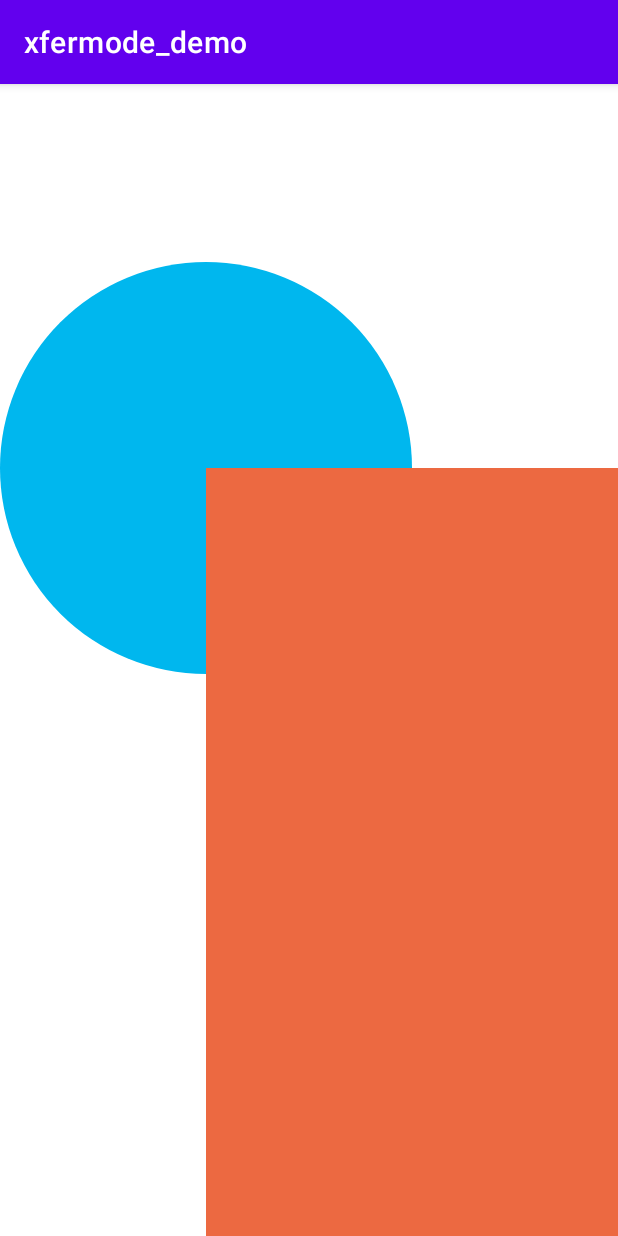
After one commit to RainyJiang22/xfermode_demo, an Android app: the DuffModeActivity screen opened directly, with no data from a screen before it, on a phone screen of 412 x 824 dp. The commit adds this screen. Run offline under Robolectric (Android 15) with nearby library versions, the phone set to English and light mode, and no system bars.

Commit message:
ADD:DuffModeView

```diff
--- a/app/src/main/AndroidManifest.xml
+++ b/app/src/main/AndroidManifest.xml
@@ -33,6 +33,11 @@
             android:name=".srcIn.SrcInTestActivity"
             android:exported="false"
             android:screenOrientation="portrait" />
+
+        <activity
+            android:name=".DuffModeActivity"
+            android:exported="false"
+            android:screenOrientation="portrait" />
     </application>
 
 </manifest>
--- /dev/null
+++ b/app/src/main/java/com/base/xfermode_demo/DuffModeActivity.kt
@@ -0,0 +1,75 @@
+package com.base.xfermode_demo
+
+import android.graphics.PorterDuff
+import android.os.Bundle
+import com.base.xfermode_demo.base.BaseActivity
+import com.base.xfermode_demo.databinding.ActivityDuffModeViewBinding
+
+/**
+ * @author jiangshiyu
+ * @date 2022/7/13
+ */
+class DuffModeActivity : BaseActivity<ActivityDuffModeViewBinding>() {
+    override fun init(savedInstanceState: Bundle?) {
+
+
+        //Clear模式
+        //看到蓝色(DST)与红色(SRC)相交的区域，蓝色部分也一并被清除掉，
+        // 也就是交集区域透明度和色值均为0，
+        // 因此此时的SRC就类似是一块“橡皮擦”的效果
+        //   binding?.duffView?.setPorterMode(PorterDuff.Mode.CLEAR)
+
+        //DARKEN模式，比较深色的会覆盖浅色的
+        //binding?.duffView?.setPorterMode(PorterDuff.Mode.DARKEN)
+
+        //DST模式，顾名思义就是只剩下DST目标图,最终的效果只剩下DST图了，也就是交集区域只显示DST的透明度和色值
+        //binding?.duffView?.setPorterMode(PorterDuff.Mode.DST)
+
+        //DST_ATOP模式,在交集的区域显示DST图的色值，不相交的区域只显示SRC的部分
+        //binding?.duffView?.setPorterMode(PorterDuff.Mode.DST_ATOP)
+
+        //DST_IN模式，只在交集的区域有颜色和透明值的显示，且显示的是DST图的部分，这是因为在两者相交的区域，Sa不为0，所以Sa*Da显示DST的透明度，Sa*Dc显示DST的色值，在相交之外的区域，要么是Sa为0，要么是Da为0，
+        // 所以这些区域计算出来的结果都是[0,0]，绘制区域收到原来SRC源图像的透明度影响，如果相交区域Sa是透明的则绘制出来的图像也是透明的
+        //binding?.duffView?.setPorterMode(PorterDuff.Mode.DST_IN)
+
+
+        //DST_OUT模式，在两者不相交的区域绘制目标图，如果源图像的透明度为0的时候才绘制，不为0不绘制
+        //binding?.duffView?.setPorterMode(PorterDuff.Mode.DST_OUT)
+
+        //DST_OVER模式，相当于目标图盖住了源图像
+        //binding?.duffView?.setPorterMode(PorterDuff.Mode.DST_OVER)
+
+        //Lighten模式,浅色覆盖深色，会呈现出变亮的效果
+        // binding?.duffView?.setPorterMode(PorterDuff.Mode.LIGHTEN)
+
+        //MULTIPLY模式只在相交区域，其他区域均由于Sa=0或者Da=0导致透明度为0，色值为SRC和DST的色值相乘后的结果
+        //binding?.duffView?.setPorterMode(PorterDuff.Mode.MULTIPLY)
+
+        //OVERLAY模式 相当于叠加，但又不完全覆盖
+        //binding?.duffView?.setPorterMode(PorterDuff.Mode.OVERLAY)
+
+        //SCREEN模式相当于滤色，取了两者较白的部分混合而成的效果
+        //binding?.duffView?.setPorterMode(PorterDuff.Mode.SCREEN)
+
+        //XOR模式 在源图像和目标图像相交的地方之外绘制它们，在相交的地方受到对应alpha和色值影响，如果完全不透明则相交处完全不绘制
+        //binding?.duffView?.setPorterMode(PorterDuff.Mode.XOR)
+
+        //SRC模式，只绘制源图像
+//        binding?.duffView?.setPorterMode(PorterDuff.Mode.SRC)
+
+        //SRC_IN模式，只在源图像和目标图像相交的地方绘制【源图像】
+        //binding?.duffView?.setPorterMode(PorterDuff.Mode.SRC_IN)
+
+        //SRC_OUT模式，只在源图像和目标图像不相交的地方绘制【源图像】，相交的地方根据目标图像的对应地方的alpha进行过滤，
+        // 目标图像完全不透明则完全过滤，完全透明则不过滤
+        //binding?.duffView?.setPorterMode(PorterDuff.Mode.SRC_OUT)
+
+        //SRC_ATOP模式，在源图像和目标图像相交的地方绘制【源图像】，在不相交的地方绘制则完全过滤
+        //binding?.duffView?.setPorterMode(PorterDuff.Mode.SRC_ATOP)
+
+        //SRC_OVER模式，将源图像放到目标图像上方
+        binding?.duffView?.setPorterMode(PorterDuff.Mode.SRC_OVER)
+
+
+    }
+}
--- /dev/null
+++ b/app/src/main/java/com/base/xfermode_demo/DuffModeView.kt
@@ -0,0 +1,94 @@
+package com.base.xfermode_demo
+
+import android.content.Context
+import android.graphics.Bitmap
+import android.graphics.Canvas
+import android.graphics.Color
+import android.graphics.Paint
+import android.graphics.PorterDuff
+import android.graphics.PorterDuffXfermode
+import android.graphics.Rect
+import android.util.AttributeSet
+import android.view.View
+import androidx.annotation.Nullable
+
+
+/**
+ * @author jiangshiyu
+ * @date 2022/7/13
+ */
+class DuffModeView(context: Context?, attrs: AttributeSet?, defStyleAttr: Int) :
+    View(context, attrs, defStyleAttr) {
+    private var paint: Paint? = null
+    private var mWidth = 0
+    private var mHeight = 0
+    private var srcBm: Bitmap? = null
+    private var dstBm: Bitmap? = null
+
+
+    //混合模式
+    private var duffXMode = PorterDuffXfermode(PorterDuff.Mode.ADD)
+
+    @JvmOverloads
+    constructor(context: Context?, @Nullable attrs: AttributeSet? = null) : this(context, attrs, 0)
+
+    private fun init() {
+        //禁用硬件加速
+        setLayerType(LAYER_TYPE_SOFTWARE, null)
+        //初始化画笔
+        paint = Paint()
+    }
+
+    override fun onLayout(changed: Boolean, left: Int, top: Int, right: Int, bottom: Int) {
+        super.onLayout(changed, left, top, right, bottom)
+        mWidth = right - left
+        mHeight = bottom - top
+        srcBm = createSrcBitmap(width, height)
+        dstBm = createDstBitmap(width, height)
+    }
+
+    override fun onDraw(canvas: Canvas) {
+        super.onDraw(canvas)
+        val layerID = canvas.saveLayer(
+            0f, 0f, width.toFloat(), height.toFloat(), paint
+        )
+
+        canvas.apply {
+            drawBitmap(dstBm!!, 0f, 0f, paint)
+            paint?.xfermode = duffXMode
+            drawBitmap(srcBm!!, 0f, 0f, paint)
+            paint?.xfermode = null
+            restoreToCount(layerID)
+        }
+    }
+
+    private fun createDstBitmap(width: Int, height: Int): Bitmap {
+        val bitmap = Bitmap.createBitmap(width, height, Bitmap.Config.ARGB_8888)
+        val canvas = Canvas(bitmap)
+        val dstPaint = Paint(Paint.ANTI_ALIAS_FLAG)
+        dstPaint.color = Color.parseColor("#00b7ee")
+        canvas.drawCircle(width / 3f, height / 3f, width / 3f, dstPaint)
+        return bitmap
+    }
+
+    private fun createSrcBitmap(width: Int, height: Int): Bitmap {
+        val bitmap = Bitmap.createBitmap(width, height, Bitmap.Config.ARGB_8888)
+        val canvas = Canvas(bitmap)
+        val scrPaint = Paint(Paint.ANTI_ALIAS_FLAG)
+        scrPaint.color = Color.parseColor("#ec6941")
+        canvas.drawRect(Rect(width / 3, height / 3, width, height), scrPaint)
+        return bitmap
+    }
+
+    init {
+        init()
+    }
+
+
+    /**
+     * 设置混合模式
+     */
+    fun setPorterMode(mode: PorterDuff.Mode) {
+        duffXMode = PorterDuffXfermode(mode)
+    }
+}
--- a/app/src/main/java/com/base/xfermode_demo/MainActivity.kt
+++ b/app/src/main/java/com/base/xfermode_demo/MainActivity.kt
@@ -20,6 +20,9 @@ class RouterActivity : BaseActivity<ActivityRouterBinding>() {
             startActivity(Intent(this, SrcInTestActivity::class.java))
         }
 
+        binding?.btnDuff?.setOnClickListener {
+            startActivity(Intent(this, DuffModeActivity::class.java))
+        }
 
     }
 }
--- /dev/null
+++ b/app/src/main/res/layout/activity_duff_mode_view.xml
@@ -0,0 +1,11 @@
+<?xml version="1.0" encoding="utf-8"?>
+<androidx.constraintlayout.widget.ConstraintLayout xmlns:android="http://schemas.android.com/apk/res/android"
+    android:layout_width="match_parent"
+    android:layout_height="match_parent">
+
+    <com.base.xfermode_demo.DuffModeView
+        android:id="@+id/duff_view"
+        android:layout_width="match_parent"
+        android:layout_height="match_parent"/>
+
+</androidx.constraintlayout.widget.ConstraintLayout>
--- a/app/src/main/res/layout/activity_router.xml
+++ b/app/src/main/res/layout/activity_router.xml
@@ -9,14 +9,20 @@
         android:id="@+id/btn_dst_out"
         android:layout_width="match_parent"
         android:layout_height="60dp"
-        android:onClick="simple"
         android:text="DST_OUT混合模式" />
 
     <Button
         android:id="@+id/btn_src_in"
         android:layout_width="match_parent"
         android:layout_height="60dp"
-        android:onClick="simple"
         android:text="SRC_IN混合模式" />
 
+
+    <Button
+        android:id="@+id/btn_duff"
+        android:layout_width="match_parent"
+        android:layout_height="60dp"
+        android:text="DuffView直观" />
+
+
 </LinearLayout>
```
